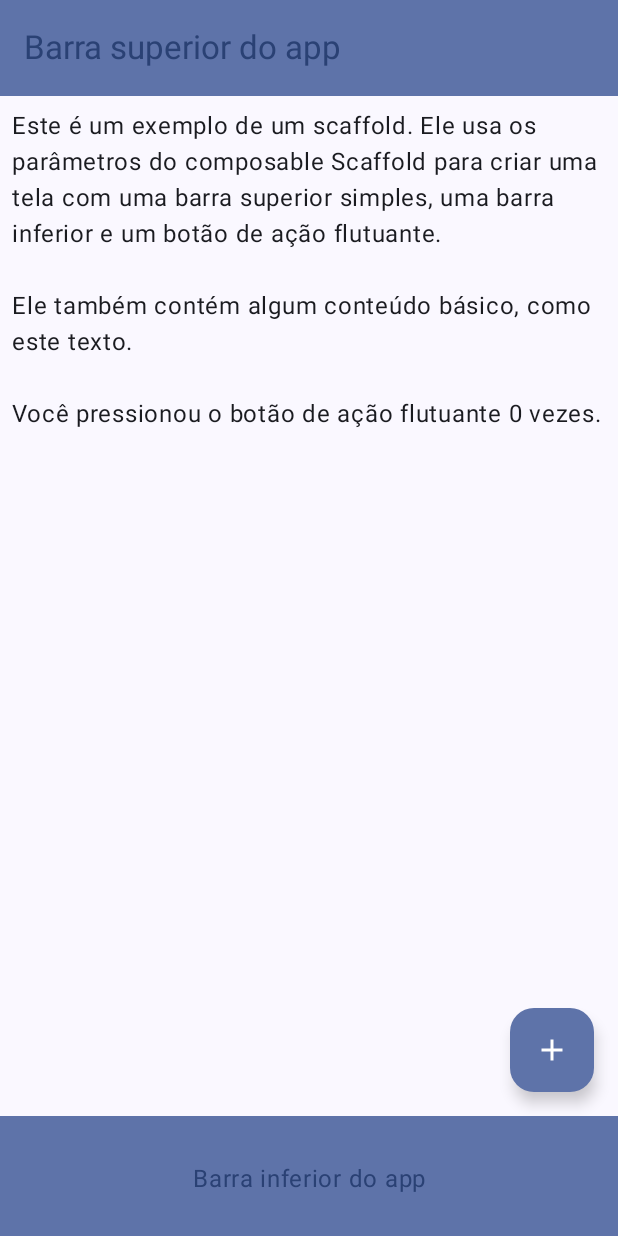
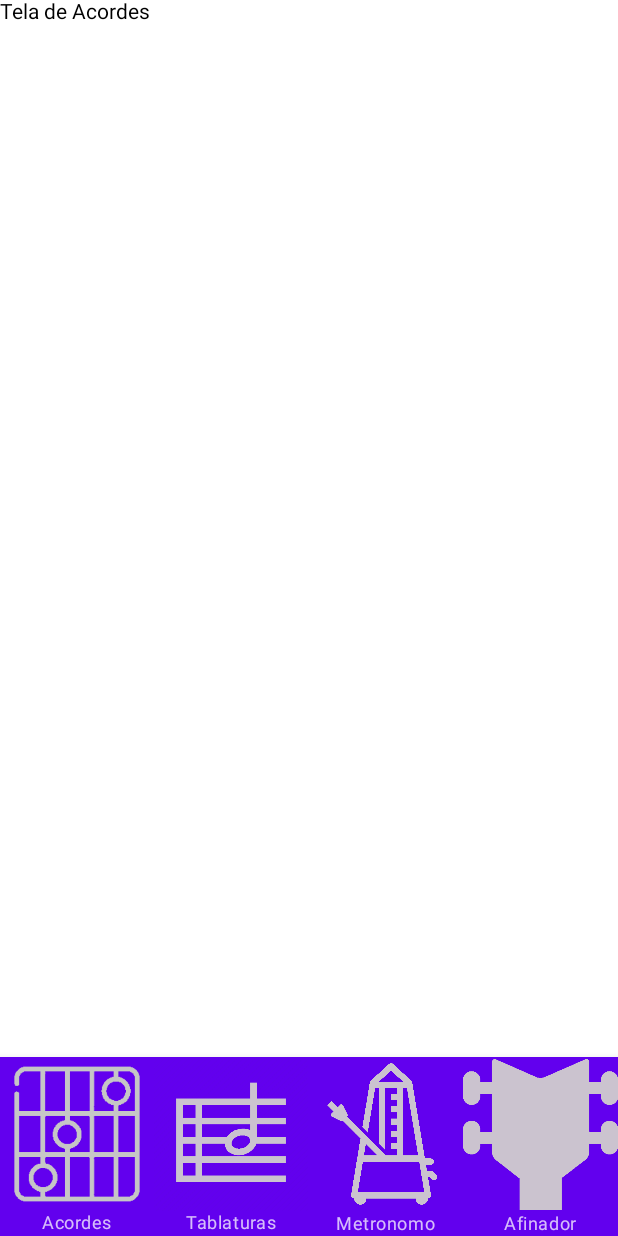
Before and after one commit to lefranc20/ViolaoSuite, an Android app built with Jetpack Compose: the screen it shows after launch (MainActivity), on a phone screen of 412 x 824 dp. Run offline under Robolectric (Android 15) with nearby library versions, the phone set to English and light mode, and no system bars.

Commit message:
Alteração na estrutura, adição de abas para as 4 categorias.

```diff
--- a/app/build.gradle.kts
+++ b/app/build.gradle.kts
@@ -50,13 +50,18 @@ android {
 }
 
 dependencies {
-
+    // Compose UI e Material
     implementation("androidx.compose.material3:material3:1.1.0")
     implementation("androidx.compose.ui:ui:1.4.0")
     implementation("androidx.compose.ui:ui-tooling-preview:1.4.0")
     implementation("androidx.lifecycle:lifecycle-runtime-ktx:2.6.0")
     implementation("androidx.activity:activity-compose:1.7.2")
+    implementation("androidx.compose.material:material:1.4.0")
 
+    // Dependência para navegação com Compose
+    implementation("androidx.navigation:navigation-compose:2.5.3")
+
+    // Dependências adicionais
     implementation(libs.androidx.core.ktx)
     implementation(libs.androidx.lifecycle.runtime.ktx)
     implementation(libs.androidx.activity.compose)
@@ -65,6 +70,8 @@ dependencies {
     implementation(libs.androidx.ui.graphics)
     implementation(libs.androidx.ui.tooling.preview)
     implementation(libs.androidx.material3)
+
+    // Testes e debug
     testImplementation(libs.junit)
     androidTestImplementation(libs.androidx.junit)
     androidTestImplementation(libs.androidx.espresso.core)
--- a/app/src/main/java/com/example/violao_suite/MainActivity.kt
+++ b/app/src/main/java/com/example/violao_suite/MainActivity.kt
@@ -1,79 +1,103 @@
 package com.example.violao_suite
 
+import android.annotation.SuppressLint
 import android.os.Bundle
 import androidx.activity.ComponentActivity
 import androidx.activity.compose.setContent
-import androidx.compose.foundation.layout.*
-import androidx.compose.material.icons.Icons
-import androidx.compose.material.icons.filled.Add
-import androidx.compose.material3.*
+import androidx.compose.foundation.Image
+import androidx.compose.foundation.layout.fillMaxSize
+import androidx.compose.material.*
 import androidx.compose.runtime.*
-import androidx.compose.ui.Alignment
 import androidx.compose.ui.Modifier
-import androidx.compose.ui.text.style.TextAlign
-import androidx.compose.ui.unit.dp
-import com.example.violao_suite.ui.theme.ViolaoSuiteTheme
+import androidx.compose.ui.res.painterResource
+import androidx.navigation.NavHostController
+import androidx.navigation.compose.rememberNavController
+import androidx.navigation.compose.NavHost
+import androidx.navigation.compose.composable
+import com.example.violao_suite.R
 
 class MainActivity : ComponentActivity() {
     override fun onCreate(savedInstanceState: Bundle?) {
         super.onCreate(savedInstanceState)
         setContent {
-            ViolaoSuiteTheme {
-                ScaffoldExample()
-            }
+            MyApp()
         }
     }
 }
 
-@OptIn(ExperimentalMaterial3Api::class)
+@SuppressLint("UnusedMaterialScaffoldPaddingParameter")
 @Composable
-fun ScaffoldExample() {
-    var presses by remember { mutableIntStateOf(0) }
+fun MyApp() {
+    val navController = rememberNavController()
+    Scaffold(
+        bottomBar = { BottomNavigationBar(navController) }
+    ) {
+        NavigationHost(navController)
+    }
+}
 
-    Scaffold(
-        topBar = {
-            TopAppBar(
-                colors = TopAppBarDefaults.topAppBarColors(
-                    containerColor = MaterialTheme.colorScheme.primaryContainer,
-                    titleContentColor = MaterialTheme.colorScheme.primary,
-                ),
-                title = {
-                    Text("Barra superior do app")
+@Composable
+fun BottomNavigationBar(navController: NavHostController) {
+    val items = listOf("acordes", "tablaturas", "metronomo", "afinador")
+    BottomNavigation {
+        items.forEach { screen ->
+            BottomNavigationItem(
+                icon = {
+                    when (screen) {
+                        "acordes" -> Image(
+                            painter = painterResource(id = R.drawable.ic_acordes), // Substitua pelo ID da sua imagem
+                            contentDescription = "Acordes"
+                        )
+                        "tablaturas" -> Image(
+                            painter = painterResource(id = R.drawable.ic_tablaturas), // Substitua pelo ID da sua imagem
+                            contentDescription = "Tablaturas"
+                        )
+                        "metronomo" -> Image(
+                            painter = painterResource(id = R.drawable.ic_metronomo), // Substitua pelo ID da sua imagem
+                            contentDescription = "Metrônomo"
+                        )
+                        "afinador" -> Image(
+                            painter = painterResource(id = R.drawable.ic_afinador), // Substitua pelo ID da sua imagem
+                            contentDescription = "Afinador"
+                        )
+                    }
+                },
+                label = { Text(screen.capitalize()) },
+                selected = false, // Aqui você pode adicionar lógica para definir o estado de seleção
+                onClick = {
+                    navController.navigate(screen)
                 }
-            )
-        },
-        bottomBar = {
-            BottomAppBar(
-                containerColor = MaterialTheme.colorScheme.primaryContainer,
-                contentColor = MaterialTheme.colorScheme.primary,
-            ) {
-                Text(
-                    modifier = Modifier.fillMaxWidth(),
-                    textAlign = TextAlign.Center,
-                    text = "Barra inferior do app",
-                )
-            }
-        },
-        floatingActionButton = {
-            FloatingActionButton(onClick = { presses++ }) {
-                Icon(Icons.Default.Add, contentDescription = "Add")
-            }
-        }
-    ) { innerPadding ->
-        Column(
-            modifier = Modifier.padding(innerPadding),
-            verticalArrangement = Arrangement.spacedBy(16.dp),
-        ) {
-            Text(
-                modifier = Modifier.padding(8.dp),
-                text = """
-                            Este é um exemplo de um scaffold. Ele usa os parâmetros do composable Scaffold para criar uma tela com uma barra superior simples, uma barra inferior e um botão de ação flutuante.
-
-                            Ele também contém algum conteúdo básico, como este texto.
-
-                            Você pressionou o botão de ação flutuante $presses vezes.
-                """.trimIndent(),
             )
         }
     }
 }
+
+@Composable
+fun NavigationHost(navController: NavHostController) {
+    NavHost(navController, startDestination = "acordes") {
+        composable("acordes") { AcordesScreen() }
+        composable("tablaturas") { TablaturasScreen() }
+        composable("metronomo") { MetronomoScreen() }
+        composable("afinador") { AfinadorScreen() }
+    }
+}
+
+@Composable
+fun AcordesScreen() {
+    Text(text = "Tela de Acordes", modifier = Modifier.fillMaxSize())
+}
+
+@Composable
+fun TablaturasScreen() {
+    Text(text = "Tela de Tablaturas", modifier = Modifier.fillMaxSize())
+}
+
+@Composable
+fun MetronomoScreen() {
+    Text(text = "Tela de Metrônomo", modifier = Modifier.fillMaxSize())
+}
+
+@Composable
+fun AfinadorScreen() {
+    Text(text = "Tela de Afinador", modifier = Modifier.fillMaxSize())
+}
```
Also changed, not shown: app/src/main/res/drawable/ic_acordes.png (added), app/src/main/res/drawable/ic_afinador.png (added), app/src/main/res/drawable/ic_metronomo.png (added), app/src/main/res/drawable/ic_tablaturas.png (added).
